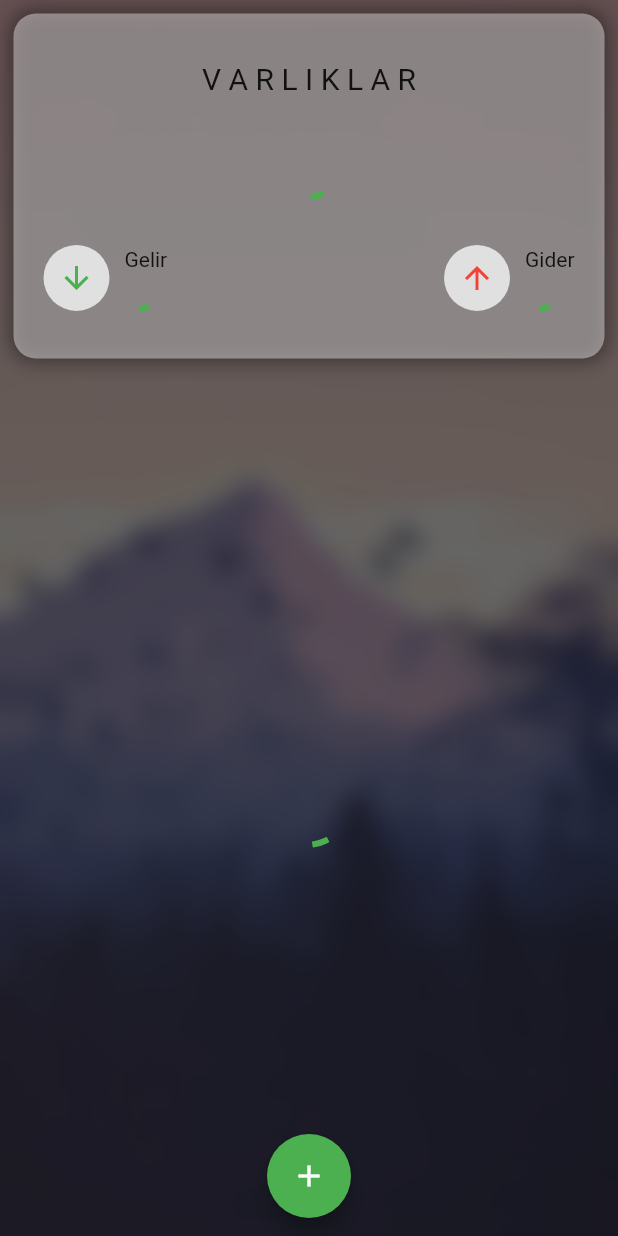
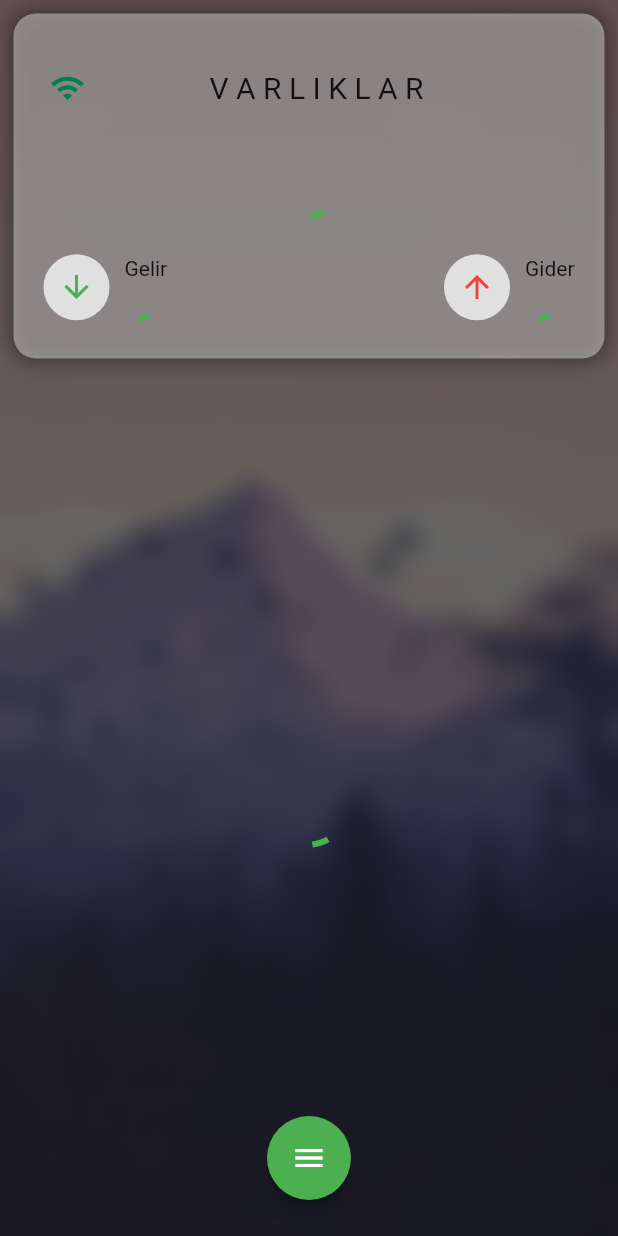
Before and after one commit to MehmetJank/butce_guru, a Flutter app: the screen it shows after launch, on a phone screen of 412 x 824 dp. Run offline on Flutter 3.47's test engine with Material 2 defaults, Android fonts, the phone set to English and light mode, and no system bars; our stand-ins replace connectivity_plus, go_router, isar, syncfusion_flutter_charts; accounts and stored records are empty; generated files the repository leaves out were written again.

Commit message:
Float button changed, internet connection tester added!

```diff
--- a/lib/main.dart
+++ b/lib/main.dart
@@ -5,6 +5,7 @@ import 'package:isar/isar.dart';
 
 import 'database/expenses.dart';
 import 'database/revenues.dart';
+import 'screens/chart_slider_screen.dart';
 import 'screens/expense_screen.dart';
 import 'screens/home_screen.dart';
 import 'screens/revenue_screen.dart';
@@ -59,6 +60,16 @@ final _router = GoRouter(
         );
       },
     ),
+    GoRoute(
+      path: '/charts',
+      pageBuilder: (context, state) {
+        return customTransition(
+          child: const ChartSlider(),
+          start: 1,
+          end: 0,
+        );
+      },
+    ),
   ],
   errorPageBuilder: (context, state) => const MaterialPage(
     child: Scaffold(
--- a/lib/screens/home_screen.dart
+++ b/lib/screens/home_screen.dart
@@ -10,7 +10,7 @@ import '../widgets/background_widget.dart';
 import '../widgets/balance_card_widget.dart';
 import '../widgets/blur_effect_widget.dart';
 import '../widgets/check_empty_widget.dart';
-import '../widgets/custom_plus_button.dart';
+import '../widgets/custom_floating_buttons.dart';
 import '../widgets/transaction_widget.dart';
 
 class HomeScreen extends StatefulWidget {
@@ -286,7 +286,7 @@ class _HomeScreenState extends State<HomeScreen> {
             // const CustomPlusButton(),
           ],
         ),
-        floatingActionButton: const CustomPlusButton(),
+        floatingActionButton: const CustomFloatingButton(),
         floatingActionButtonLocation:
             FloatingActionButtonLocation.miniCenterFloat,
       ),
--- a/lib/widgets/balance_card_widget.dart
+++ b/lib/widgets/balance_card_widget.dart
@@ -1,4 +1,7 @@
 import 'package:flutter/material.dart';
+
+import '../constants/color.dart';
+import '../functions/check_connection.dart';
 
 class BalanceCard extends StatefulWidget {
   final String balance;
@@ -40,30 +43,38 @@ class _BalanceCardState extends State<BalanceCard> {
           child: Column(
             mainAxisAlignment: MainAxisAlignment.spaceEvenly,
             children: [
-              //Next update will be here
-              // Row(
-              //   textDirection: TextDirection.rtl,
-              //   children: [
-              //     IconButton(
-              //       iconSize: 30,
-              //       icon: const Icon(
-              //         Icons.insert_chart,
-              //         color: Colors.green,
-              //       ),
-              //       onPressed: () {
-              //         Navigator.push(
-              //           context,
-              //           MaterialPageRoute(
-              //             builder: (context) => const ChartSlider(),
-              //           ),
-              //         );
-              //       },
-              //     ),
-              //   ],
-              // ),
-              const Text(
-                'V A R L I K L A R',
-                style: TextStyle(color: Colors.black87, fontSize: 20),
+              Row(
+                mainAxisAlignment: MainAxisAlignment.spaceBetween,
+                children: [
+                  Padding(
+                    padding: const EdgeInsets.only(left: 12.0),
+                    child: IconButton(
+                      onPressed: () {
+                        checkConnectionStatus().then((status) {
+                          ScaffoldMessenger.of(context).showSnackBar(SnackBar(
+                            content: Text(
+                              status,
+                              style: const TextStyle(color: Colors.black87),
+                            ),
+                            duration: const Duration(seconds: 2),
+                            backgroundColor: AppColors.primaryColor,
+                          ));
+                        });
+                      },
+                      icon: Icon(
+                        Icons.wifi,
+                        color: AppColors.primaryColor,
+                      ),
+                    ),
+                  ),
+                  const Text(
+                    'V A R L I K L A R',
+                    style: TextStyle(color: Colors.black87, fontSize: 20),
+                  ),
+                  const SizedBox(
+                    width: 50,
+                  ),
+                ],
               ),
               widget.amountLoading
                   ? const Center(child: CircularProgressIndicator())
--- /dev/null
+++ b/lib/widgets/custom_floating_buttons.dart
@@ -0,0 +1,272 @@
+import 'dart:math' as math;
+
+import 'package:flutter/material.dart';
+import 'package:go_router/go_router.dart';
+
+class CustomFloatingButton extends StatefulWidget {
+  const CustomFloatingButton({super.key});
+
+  @override
+  State<CustomFloatingButton> createState() => _CustomFloatingButtonState();
+}
+
+class _CustomFloatingButtonState extends State<CustomFloatingButton> {
+  @override
+  Widget build(BuildContext context) {
+    return Padding(
+      padding: const EdgeInsets.all(12.0),
+      child: ExpandableFab(
+        distance: 98.0,
+        children: [
+          ActionButton(
+            onPressed: () {
+              context.push('/expense/editID');
+            },
+            tooltip: 'Gider Ekle',
+            color: Colors.red,
+            icon: const Icon(
+              Icons.money_off,
+            ),
+          ),
+          ActionButton(
+            onPressed: () {
+              context.push('/charts');
+            },
+            tooltip: 'Grafikler',
+            color: Colors.blue,
+            icon: const Icon(
+              Icons.insert_chart,
+            ),
+          ),
+          ActionButton(
+            tooltip: 'Gelir Ekle',
+            color: Colors.green,
+            onPressed: () {
+              context.push('/revenue/editID');
+            },
+            icon: const Icon(Icons.attach_money),
+          ),
+        ],
+      ),
+    );
+  }
+}
+
+@immutable
+class ExpandableFab extends StatefulWidget {
+  const ExpandableFab({
+    super.key,
+    this.initialOpen,
+    required this.distance,
+    required this.children,
+  });
+
+  final bool? initialOpen;
+  final double distance;
+  final List<Widget> children;
+
+  @override
+  State<ExpandableFab> createState() => _ExpandableFabState();
+}
+
+class _ExpandableFabState extends State<ExpandableFab>
+    with SingleTickerProviderStateMixin {
+  late final AnimationController _controller;
+  late final Animation<double> _expandAnimation;
+  bool _open = false;
+
+  @override
+  void initState() {
+    super.initState();
+    _open = widget.initialOpen ?? false;
+    _controller = AnimationController(
+      value: _open ? 1.0 : 0.0,
+      duration: const Duration(milliseconds: 250),
+      vsync: this,
+    );
+    _expandAnimation = CurvedAnimation(
+      curve: Curves.fastOutSlowIn,
+      reverseCurve: Curves.easeOutQuad,
+      parent: _controller,
+    );
+  }
+
+  @override
+  void dispose() {
+    _controller.dispose();
+    super.dispose();
+  }
+
+  void _toggle() {
+    setState(() {
+      _open = !_open;
+      if (_open) {
+        _controller.forward();
+      } else {
+        _controller.reverse();
+      }
+    });
+  }
+
+  @override
+  Widget build(BuildContext context) {
+    return SizedBox.expand(
+      child: Stack(
+        alignment: Alignment.bottomCenter,
+        clipBehavior: Clip.none,
+        children: [
+          _buildTapToCloseFab(),
+          ..._buildExpandingActionButtons(),
+          _buildTapToOpenFab(),
+        ],
+      ),
+    );
+  }
+
+  Widget _buildTapToCloseFab() {
+    return SizedBox(
+      width: 56.0,
+      height: 56.0,
+      child: Center(
+        child: Material(
+          shape: const CircleBorder(),
+          clipBehavior: Clip.antiAlias,
+          elevation: 4.0,
+          child: InkWell(
+            onTap: _toggle,
+            child: const Padding(
+              padding: EdgeInsets.all(8.0),
+              child: Icon(
+                Icons.close,
+                color: Colors.redAccent,
+              ),
+            ),
+          ),
+        ),
+      ),
+    );
+  }
+
+  List<Widget> _buildExpandingActionButtons() {
+    final children = <Widget>[];
+    final count = widget.children.length;
+    final step = 90.0 / (count - 1);
+    for (var i = 0, angleInDegrees = 0.0;
+        i < count;
+        i++, angleInDegrees += step) {
+      children.add(
+        _ExpandingActionButton(
+          directionInDegrees: angleInDegrees,
+          maxDistance: widget.distance,
+          progress: _expandAnimation,
+          child: widget.children[i],
+        ),
+      );
+    }
+    return children;
+  }
+
+  Widget _buildTapToOpenFab() {
+    return IgnorePointer(
+      ignoring: _open,
+      child: AnimatedContainer(
+        transformAlignment: Alignment.center,
+        transform: Matrix4.diagonal3Values(
+          _open ? 0.7 : 1.0,
+          _open ? 0.7 : 1.0,
+          1.0,
+        ),
+        duration: const Duration(milliseconds: 250),
+        curve: const Interval(0.0, 0.5, curve: Curves.easeOut),
+        child: AnimatedOpacity(
+          opacity: _open ? 0.0 : 1.0,
+          curve: const Interval(0.25, 1.0, curve: Curves.easeInOut),
+          duration: const Duration(milliseconds: 250),
+          child: FloatingActionButton(
+            onPressed: _toggle,
+            child: const Icon(Icons.menu),
+          ),
+        ),
+      ),
+    );
+  }
+}
+
+@immutable
+class _ExpandingActionButton extends StatelessWidget {
+  const _ExpandingActionButton({
+    required this.directionInDegrees,
+    required this.maxDistance,
+    required this.progress,
+    required this.child,
+  });
+
+  final double directionInDegrees;
+  final double maxDistance;
+  final Animation<double> progress;
+  final Widget child;
+
+  @override
+  Widget build(BuildContext context) {
+    return AnimatedBuilder(
+      animation: progress,
+      builder: (context, child) {
+        final offset = Offset.fromDirection(
+          directionInDegrees * (math.pi / 90.0),
+          progress.value * maxDistance,
+        );
+        return Positioned(
+          bottom: 1.0 + offset.dy,
+          right: 4.0 + offset.dx,
+          left: 4.0 - offset.dx,
+          child: Transform.rotate(
+            angle: (1.0 - progress.value) * math.pi / 2,
+            child: child!,
+          ),
+        );
+      },
+      child: FadeTransition(
+        opacity: progress,
+        child: child,
+      ),
+    );
+  }
+}
+
+@immutable
+class ActionButton extends StatelessWidget {
+  const ActionButton({
+    super.key,
+    this.onPressed,
+    this.tooltip,
+    this.color,
+    required this.icon,
+  });
+
+  final VoidCallback? onPressed;
+  final Widget icon;
+  final String? tooltip;
+  final Color? color;
+
+  @override
+  Widget build(BuildContext context) {
+    final theme = Theme.of(context);
+    return SizedBox(
+      width: 56.0,
+      height: 46.0,
+      child: Material(
+        shape: const CircleBorder(),
+        clipBehavior: Clip.antiAlias,
+        color: color,
+        elevation: 4.0,
+        child: IconButton(
+          onPressed: onPressed,
+          icon: icon,
+          color: theme.colorScheme.onSecondary,
+          iconSize: 24.0,
+          tooltip: tooltip,
+        ),
+      ),
+    );
+  }
+}
--- a/pubspec.yaml
+++ b/pubspec.yaml
@@ -7,6 +7,8 @@ environment:
   sdk: ">=2.19.5 <3.0.0"
 
 dependencies:
+  animated_floating_buttons: ^0.0.2
+  connectivity_plus: ^3.0.4
   cupertino_icons: ^1.0.2
   flutter:
     sdk: flutter
@@ -15,6 +17,7 @@ dependencies:
   isar: ^3.0.5
   isar_flutter_libs: ^3.0.5
   provider: ^6.0.5
+  syncfusion_flutter_charts: ^21.1.39
 
 dev_dependencies:
   build_runner: ^2.3.3
```
Also changed, not shown: lib/functions/check_connection.dart (added, +20 -0 lines), lib/widgets/custom_plus_button.dart (deleted, +0 -105 lines), 1 other file.
